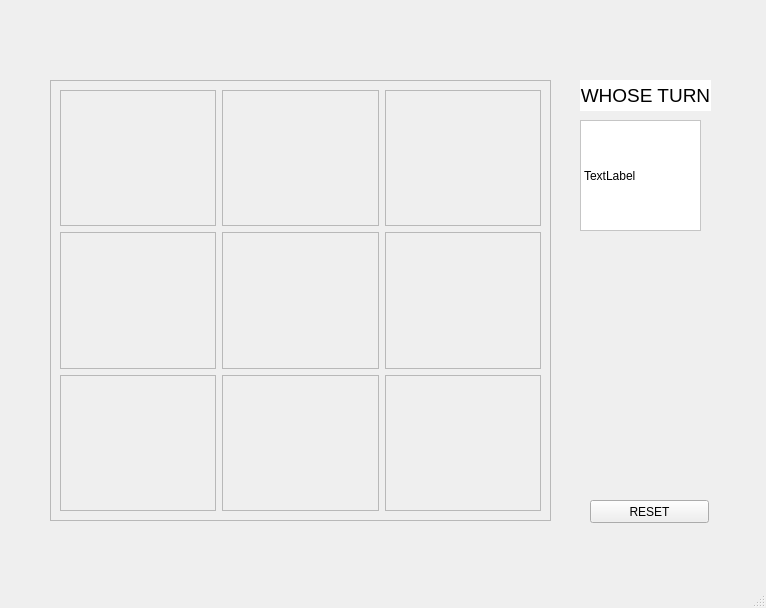
Old version of the form gamewindow.ui in the repository mbochene/QtUltimateTicTacToe.
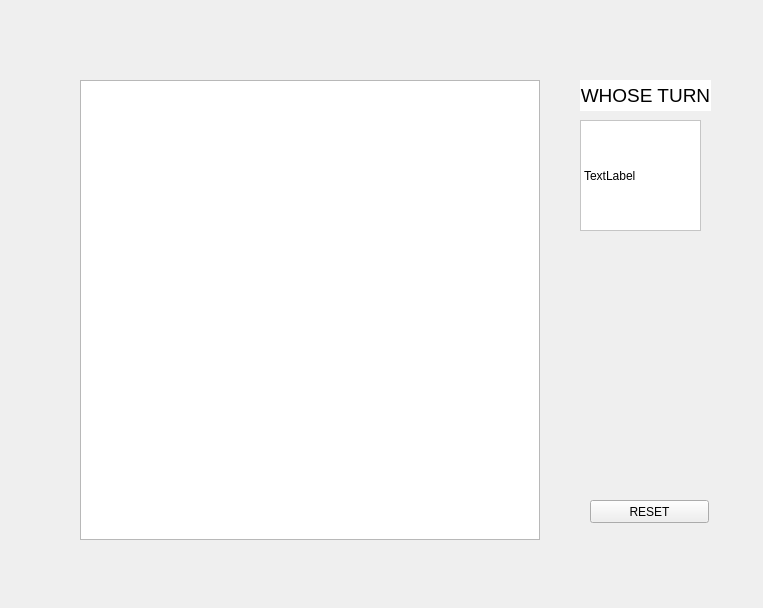
New version of the form.

Commit message: Próby z GraphicsView

```diff
--- a/gamewindow.ui
+++ b/gamewindow.ui
@@ -6,7 +6,7 @@
    <rect>
     <x>0</x>
     <y>0</y>
-    <width>766</width>
+    <width>763</width>
     <height>608</height>
    </rect>
   </property>
@@ -17,120 +17,6 @@
    <string notr="true">background:none</string>
   </property>
   <widget class="QWidget" name="centralwidget">
-   <widget class="QFrame" name="boardFrame">
-    <property name="geometry">
-     <rect>
-      <x>50</x>
-      <y>80</y>
-      <width>501</width>
-      <height>441</height>
-     </rect>
-    </property>
-    <property name="baseSize">
-     <size>
-      <width>501</width>
-      <height>441</height>
-     </size>
-    </property>
-    <property name="frameShape">
-     <enum>QFrame::StyledPanel</enum>
-    </property>
-    <property name="frameShadow">
-     <enum>QFrame::Raised</enum>
-    </property>
-    <layout class="QGridLayout" name="gridLayout">
-     <item row="1" column="0">
-      <widget class="QFrame" name="frame_3">
-       <property name="frameShape">
-        <enum>QFrame::StyledPanel</enum>
-       </property>
-       <property name="frameShadow">
-        <enum>QFrame::Raised</enum>
-       </property>
-      </widget>
-     </item>
-     <item row="0" column="0">
-      <widget class="QFrame" name="frame_0">
-       <property name="frameShape">
-        <enum>QFrame::StyledPanel</enum>
-       </property>
-       <property name="frameShadow">
-        <enum>QFrame::Raised</enum>
-       </property>
-      </widget>
-     </item>
-     <item row="0" column="2">
-      <widget class="QFrame" name="frame_2">
-       <property name="frameShape">
-        <enum>QFrame::StyledPanel</enum>
-       </property>
-       <property name="frameShadow">
-        <enum>QFrame::Raised</enum>
-       </property>
-      </widget>
-     </item>
-     <item row="0" column="1">
-      <widget class="QFrame" name="frame_1">
-       <property name="frameShape">
-        <enum>QFrame::StyledPanel</enum>
-       </property>
-       <property name="frameShadow">
-        <enum>QFrame::Raised</enum>
-       </property>
-      </widget>
-     </item>
-     <item row="2" column="0">
-      <widget class="QFrame" name="frame_6">
-       <property name="frameShape">
-        <enum>QFrame::StyledPanel</enum>
-       </property>
-       <property name="frameShadow">
-        <enum>QFrame::Raised</enum>
-       </property>
-      </widget>
-     </item>
-     <item row="1" column="1">
-      <widget class="QFrame" name="frame_4">
-       <property name="frameShape">
-        <enum>QFrame::StyledPanel</enum>
-       </property>
-       <property name="frameShadow">
-        <enum>QFrame::Raised</enum>
-       </property>
-      </widget>
-     </item>
-     <item row="1" column="2">
-      <widget class="QFrame" name="frame_5">
-       <property name="frameShape">
-        <enum>QFrame::StyledPanel</enum>
-       </property>
-       <property name="frameShadow">
-        <enum>QFrame::Raised</enum>
-       </property>
-      </widget>
-     </item>
-     <item row="2" column="1">
-      <widget class="QFrame" name="frame_7">
-       <property name="frameShape">
-        <enum>QFrame::StyledPanel</enum>
-       </property>
-       <property name="frameShadow">
-        <enum>QFrame::Raised</enum>
-       </property>
-      </widget>
-     </item>
-     <item row="2" column="2">
-      <widget class="QFrame" name="frame_8">
-       <property name="frameShape">
-        <enum>QFrame::StyledPanel</enum>
-       </property>
-       <property name="frameShadow">
-        <enum>QFrame::Raised</enum>
-       </property>
-      </widget>
-     </item>
-    </layout>
-   </widget>
    <widget class="QLabel" name="whoseTurnLabel">
     <property name="geometry">
      <rect>
@@ -193,6 +79,22 @@
      <string>RESET</string>
     </property>
    </widget>
+   <widget class="QGraphicsView" name="boardView">
+    <property name="geometry">
+     <rect>
+      <x>80</x>
+      <y>80</y>
+      <width>460</width>
+      <height>460</height>
+     </rect>
+    </property>
+    <property name="sizePolicy">
+     <sizepolicy hsizetype="Preferred" vsizetype="Preferred">
+      <horstretch>0</horstretch>
+      <verstretch>0</verstretch>
+     </sizepolicy>
+    </property>
+   </widget>
   </widget>
   <widget class="QMenuBar" name="menubar">
    <property name="geometry">
@@ -204,7 +106,6 @@
     </rect>
    </property>
   </widget>
-  <widget class="QStatusBar" name="statusbar"/>
  </widget>
  <resources/>
  <connections/>
```
Left out of the diff: 2 changed lines with no effect on the pictures. The commit also changes 6 other files.
